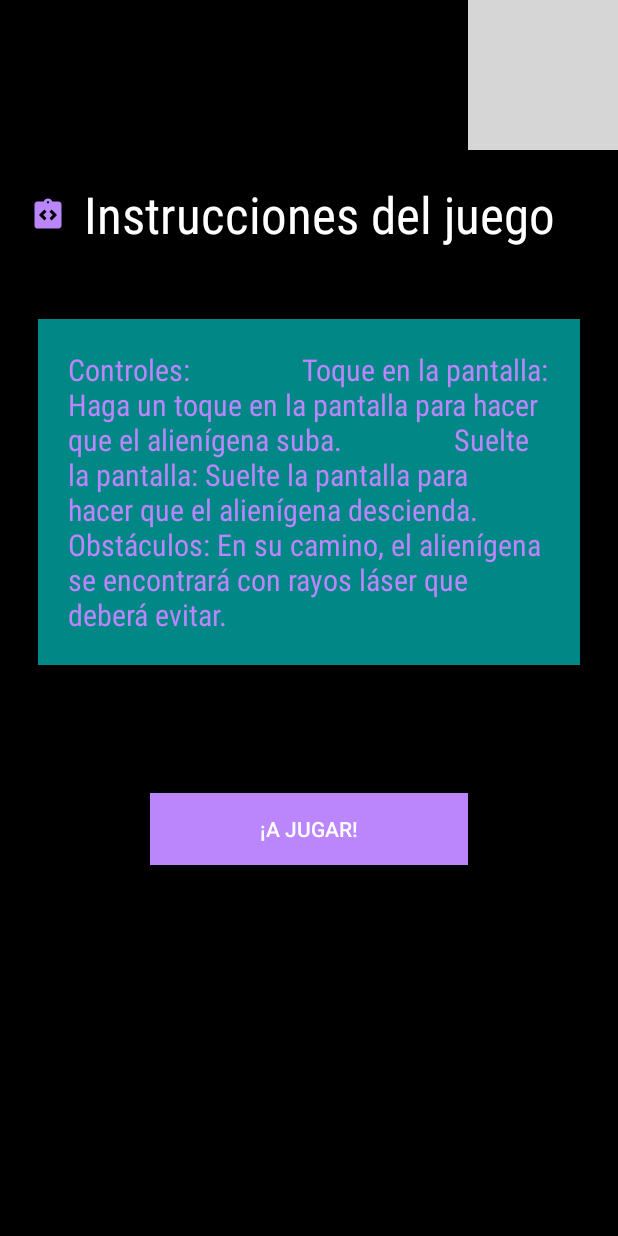
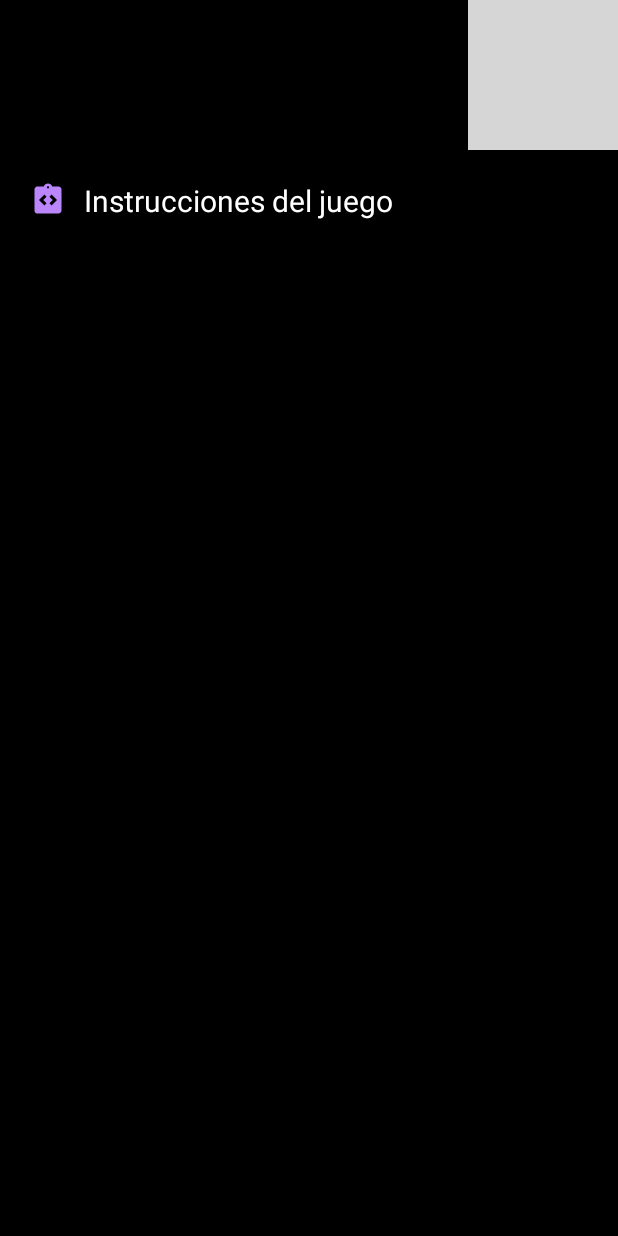
Before and after one commit to Juanjo7z7/GalaxyLuppix, an Android app: the layout instrucciones_juego.xml on its own in the app's theme, with its tools: preview values and no code run, on a phone screen of 412 x 824 dp. Run offline under Robolectric (Android 15) with nearby library versions, the phone set to English and light mode, and no system bars; network calls fail; grey boxes are pictures that could not be loaded.

Commit message:
Revert "instrucciones del juego"
This reverts commit 37445ea4888491bc53ba131d908db00ddb63231c.

```diff
--- a/app/src/main/res/layout/instrucciones_juego.xml
+++ b/app/src/main/res/layout/instrucciones_juego.xml
@@ -3,7 +3,7 @@
     android:layout_width="match_parent"
     android:layout_height="match_parent">
 
-    <LinearLayout
+    <LinearLayout xmlns:android="http://schemas.android.com/apk/res/android"
         android:orientation="vertical"
         android:layout_width="match_parent"
         android:layout_height="match_parent"
@@ -29,42 +29,8 @@
             android:drawablePadding="12dp"
             android:text="Instrucciones del juego"
             android:textColor="@color/white"
-            android:textSize="35dp"
-            android:fontFamily="sans-serif-condensed"
+            android:textSize="20dp"
             android:layout_margin="20dp"/>
-
-        <TextView
-            android:id="@+id/textView2"
-            android:layout_width="match_parent"
-            android:layout_height="wrap_content"
-            android:text="Controles:
-
-
-
-            Toque en la pantalla: Haga un toque en la pantalla para hacer que el alienígena suba.
-
-
-
-            Suelte la pantalla: Suelte la pantalla para hacer que el alienígena descienda.
-            Obstáculos: En su camino, el alienígena se encontrará con rayos láser que deberá evitar. "
-            android:textColor="@color/purple_200"
-            android:fontFamily="sans-serif-condensed"
-            android:textSize="20dp"
-            android:background="@color/teal_700"
-            android:padding="20dp"
-            android:layout_margin="25dp"/>
-
-        <Space
-            android:layout_width="match_parent"
-            android:layout_height="60dp" />
-
-        <Button
-            android:layout_width="match_parent"
-            android:layout_height="wrap_content"
-            android:text="¡A jugar!"
-            android:background="@color/purple_200"
-            android:layout_marginStart="100dp"
-            android:layout_marginEnd="100dp" />
 
     </LinearLayout>
 
```
